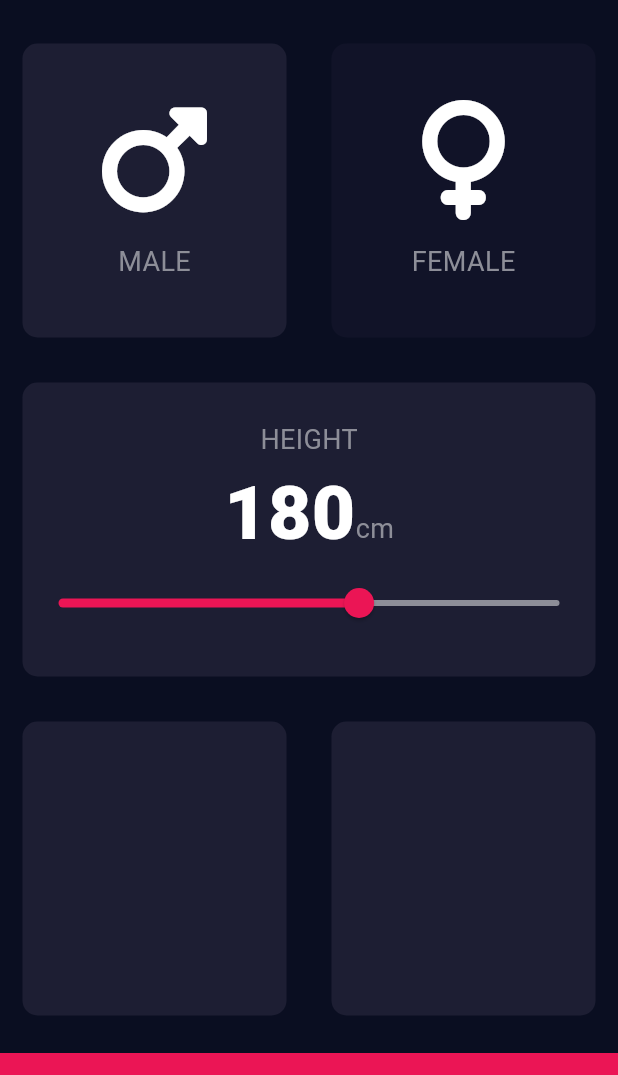
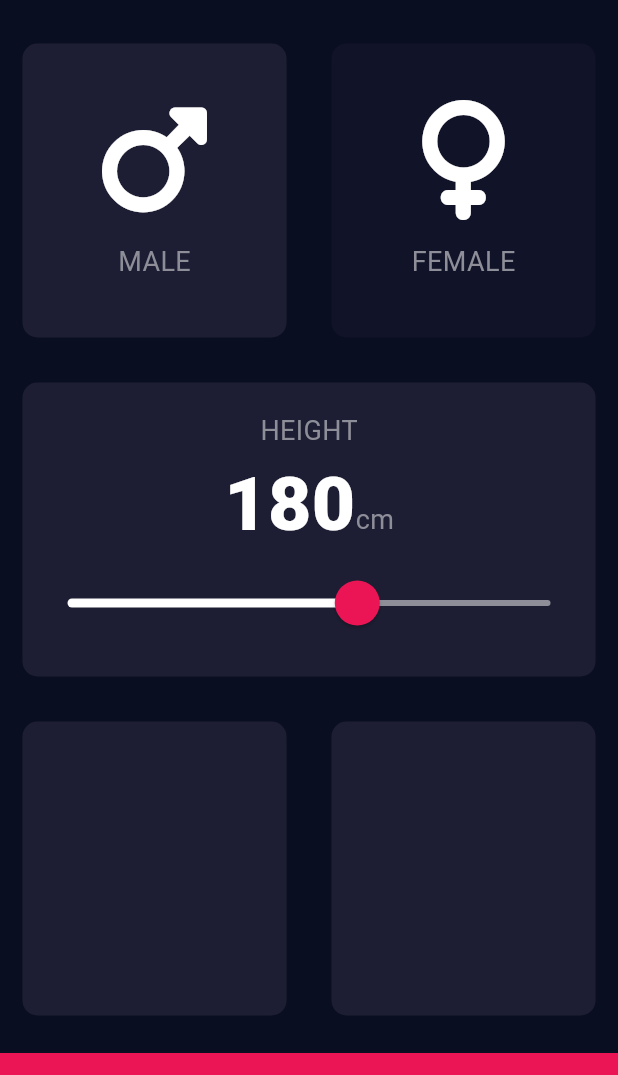
Before and after one commit to MelakuDemeke/Learn-Flutter, a Flutter app: the screen it shows after launch, on a phone screen of 412 x 824 dp, the part 63-1138 px from its top. Run offline on Flutter 3.47's test engine with Material 3 defaults, Android fonts, the phone set to English and light mode, and no system bars; our stand-ins replace audioplayers, font_awesome_flutter.

Commit message:
slider build

```diff
--- a/bmi_calculator/lib/input_page.dart
+++ b/bmi_calculator/lib/input_page.dart
@@ -83,17 +83,29 @@
                       Text('cm', style: kLabelTextStyle),
                     ],
                   ),
-                  Slider(
+                  SliderTheme(
+                    data: SliderTheme.of(context).copyWith(
+                      inactiveTrackColor: Color(0xFF8D8E98),
+                      activeTrackColor: Colors.white,
+                      thumbColor: Color(0xFFEB1555),
+                      overlayColor: Color(0x29EB1555),
+                      thumbShape: RoundSliderThumbShape(
+                        enabledThumbRadius: 15.0,
+                      ),
+                      overlayShape: RoundSliderOverlayShape(
+                        overlayRadius: 30.0,
+                      ),
+                    ),
+                    child: Slider(
                       value: height.toDouble(),
                       min: 120,
                       max: 220,
-                    activeColor: Color(0xFFEB1555),
-                    inactiveColor: Color(0xFF8D8E98),
                       onChanged: (double newValue) {
                         setState(() {
                           height = newValue.round();
                         });
                       },
+                    ),
                   ),
                 ],
               ),
```
Lines whose indentation alone changed are shown as unchanged.
